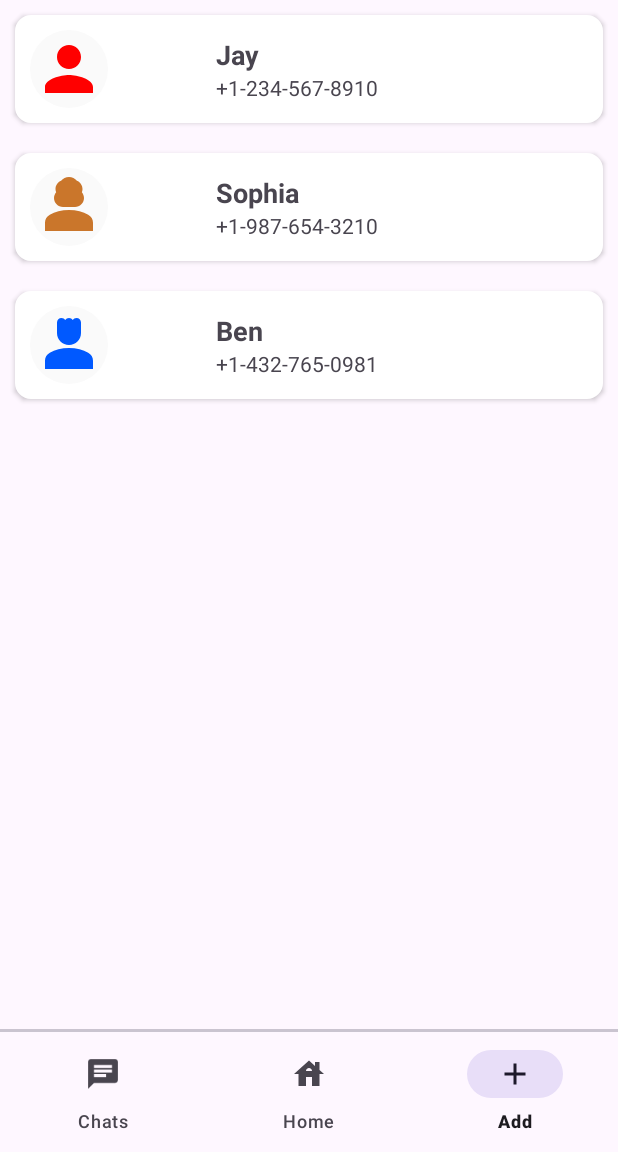
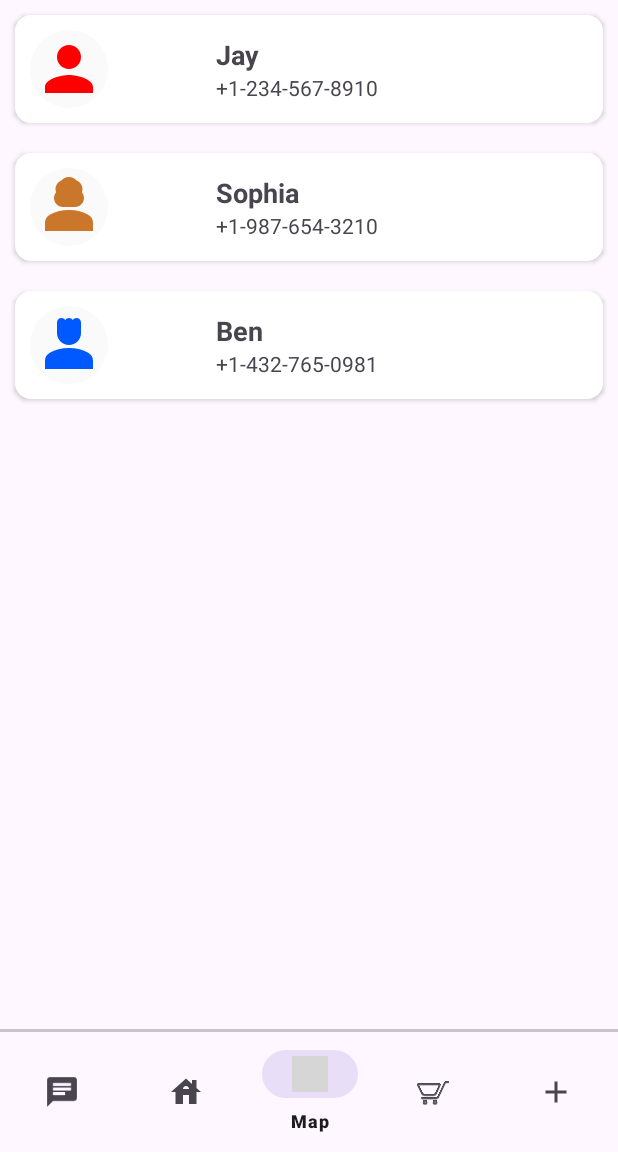
Before and after one commit to davamae/Buddy-Cart, an Android app: the Contacts screen opened directly, with no data from a screen before it, item 3 of the bottom bar chosen, on a phone screen of 412 x 824 dp, the part 84-1236 px from its top. Run offline under Robolectric (Android 15) with nearby library versions, the phone set to English and light mode, and no system bars; grey boxes are pictures that could not be loaded.

Commit message:
added the other menu icons in the Contacts screen (map and cart) to navigate to their respective screens.

```diff
--- a/app/src/main/java/com/example/buddycart/Contacts.java
+++ b/app/src/main/java/com/example/buddycart/Contacts.java
@@ -85,6 +85,17 @@ public class Contacts extends AppCompatActivity {
                     Intent intent2 = new Intent(Contacts.this, MainActivity2.class);
                     startActivity(intent2);
                 }
+
+                if(item.getItemId() == R.id.menu_map){
+                    Intent intent2 = new Intent(Contacts.this, Map.class);
+                    startActivity(intent2);
+                }
+
+                if(item.getItemId() == R.id.menu_cart){
+                    Intent intent2 = new Intent(Contacts.this, CheckoutScreen.class);
+                    startActivity(intent2);
+                }
+
                 if(item.getItemId() == R.id.menu_add){
                     Intent intent = new Intent(Contacts.this, LoginPhoneNumberActivity.class);
                     startActivity(intent);
--- a/app/src/main/res/menu/bottom_navigation_menu.xml
+++ b/app/src/main/res/menu/bottom_navigation_menu.xml
@@ -9,7 +9,17 @@
         android:icon="@drawable/home_icon"
         android:id="@+id/menu_home"/>
 
+    <item android:title="Map"
+        android:icon="@drawable/maps"
+        android:id="@+id/menu_map"/>
+
+    <item android:title="Cart"
+        android:icon="@drawable/cart"
+        android:id="@+id/menu_cart"/>
+
     <item android:title="Add"
         android:icon="@drawable/add_icon"
         android:id="@+id/menu_add"/>
+
+
 </menu>
```
